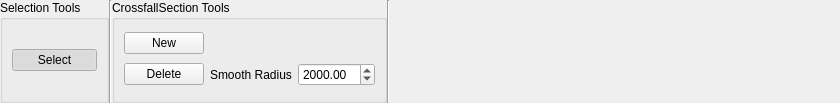
Old version of the form src/OpenCOVER/DrivingSim/oddlot/src/gui/tools/CrossfallRibbon.ui in the repository hlrs-vis/covise.
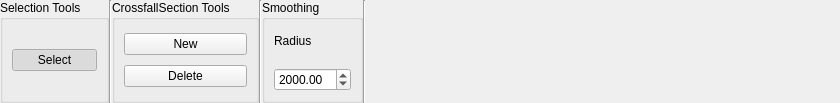
New version of the form.

Commit message: ODDLOT: Superelevation Editor and Crossfall Editor element selection, text handles

What changed in the file:
```diff
--- a/src/OpenCOVER/DrivingSim/oddlot/src/gui/tools/CrossfallRibbon.ui
+++ b/src/OpenCOVER/DrivingSim/oddlot/src/gui/tools/CrossfallRibbon.ui
@@ -70,13 +70,6 @@
       <string>CrossfallSection Tools</string>
      </property>
      <layout class="QGridLayout" name="gridLayout_3">
-      <item row="2" column="1">
-       <widget class="QLabel" name="label">
-        <property name="text">
-         <string>Smooth Radius</string>
-        </property>
-       </widget>
-      </item>
       <item row="2" column="0">
        <widget class="QPushButton" name="crossfallDelete">
         <property name="text">
@@ -87,16 +80,6 @@
         </property>
        </widget>
       </item>
-      <item row="2" column="2">
-       <widget class="QDoubleSpinBox" name="radiusEdit">
-        <property name="maximum">
-         <double>10000.000000000000000</double>
-        </property>
-        <property name="value">
-         <double>2000.000000000000000</double>
-        </property>
-       </widget>
-      </item>
       <item row="1" column="0">
        <widget class="QPushButton" name="crossfallAdd">
         <property name="text">
@@ -120,6 +103,45 @@
      </property>
     </widget>
    </item>
+   <item>
+    <widget class="QGroupBox" name="smoothBox">
+     <property name="title">
+      <string>Smoothing</string>
+     </property>
+     <layout class="QGridLayout" name="gridLayout">
+      <property name="topMargin">
+       <number>0</number>
+      </property>
+      <property name="bottomMargin">
+       <number>9</number>
+      </property>
+      <item row="0" column="0">
+       <widget class="QLabel" name="label">
+        <property name="text">
+         <string>Radius</string>
+        </property>
+       </widget>
+      </item>
+      <item row="1" column="0">
+       <widget class="QDoubleSpinBox" name="radiusEdit">
+        <property name="maximum">
+         <double>10000.000000000000000</double>
+        </property>
+        <property name="value">
+         <double>2000.000000000000000</double>
+        </property>
+       </widget>
+      </item>
+     </layout>
+    </widget>
+   </item>
+   <item>
+    <widget class="Line" name="line">
+     <property name="orientation">
+      <enum>Qt::Vertical</enum>
+     </property>
+    </widget>
+   </item>
    <item>
     <spacer name="horizontalSpacer">
      <property name="orientation">
```
The commit also changes 30 other files.
